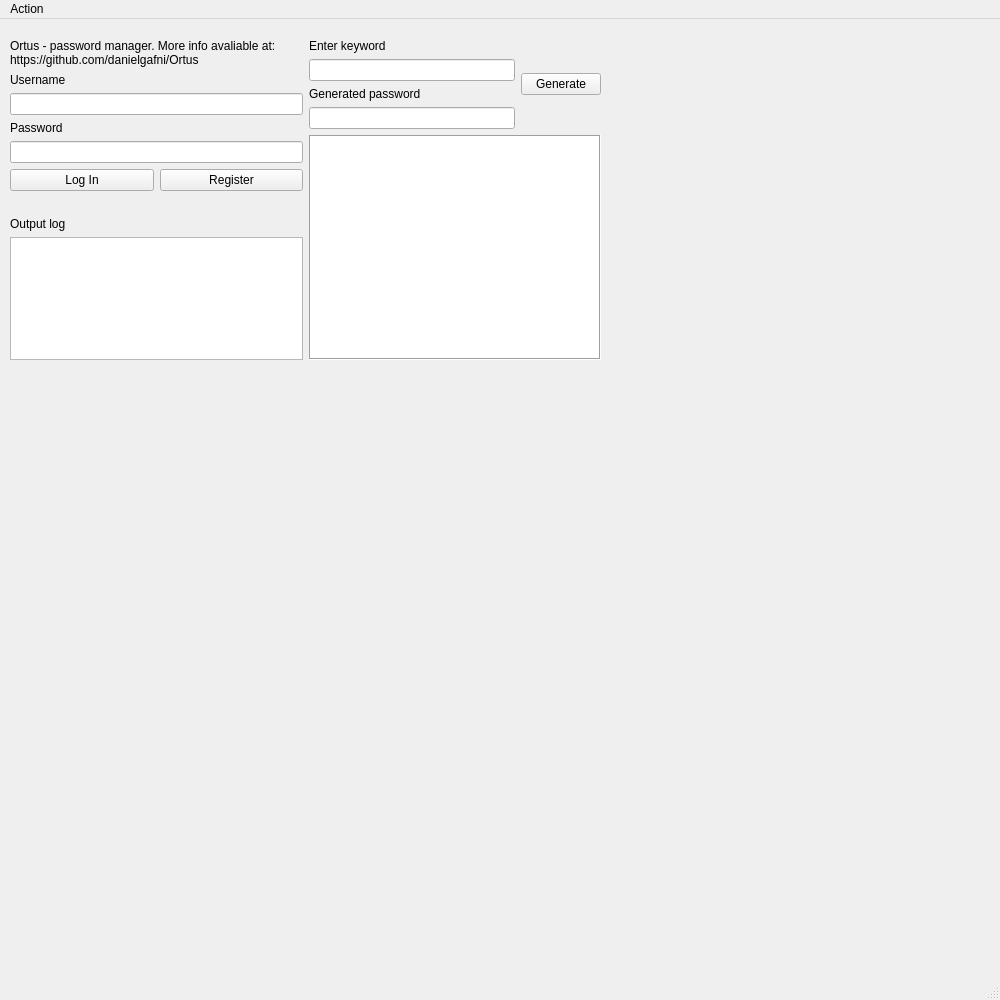
Old version of the form scripts/OrtusUi.ui in the repository danielgafni/ortus-old.
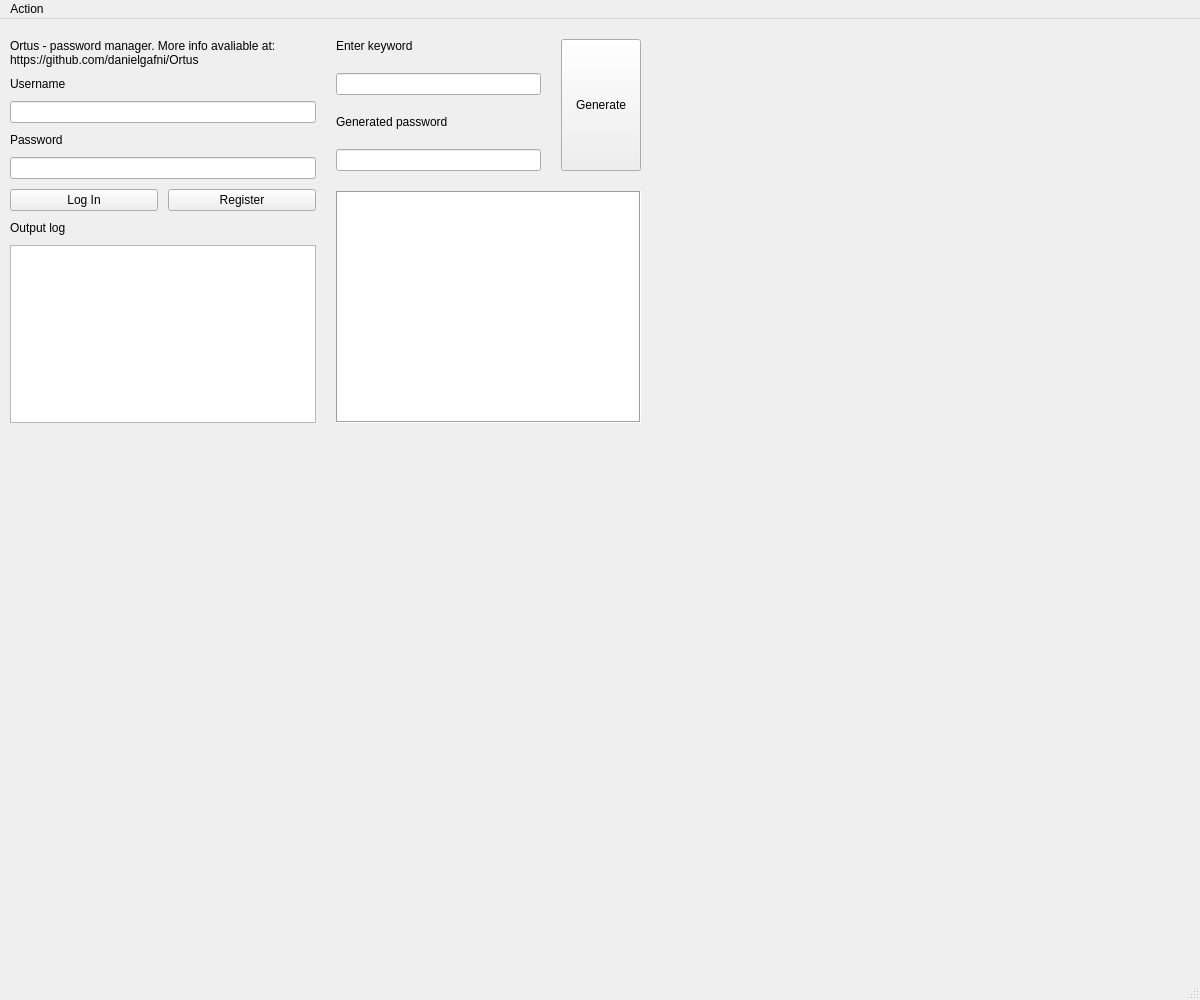
New version of the form.

Patch:
```diff
--- a/scripts/OrtusUi.ui
+++ b/scripts/OrtusUi.ui
@@ -9,12 +9,12 @@
    <rect>
     <x>0</x>
     <y>0</y>
-    <width>1000</width>
+    <width>1200</width>
     <height>1000</height>
    </rect>
   </property>
   <property name="sizePolicy">
-   <sizepolicy hsizetype="Expanding" vsizetype="Expanding">
+   <sizepolicy hsizetype="Maximum" vsizetype="Maximum">
     <horstretch>1</horstretch>
     <verstretch>1</verstretch>
    </sizepolicy>
@@ -30,7 +30,7 @@
   </property>
   <widget class="QWidget" name="centralwidget">
    <property name="sizePolicy">
-    <sizepolicy hsizetype="Expanding" vsizetype="Expanding">
+    <sizepolicy hsizetype="Maximum" vsizetype="Maximum">
      <horstretch>0</horstretch>
      <verstretch>0</verstretch>
     </sizepolicy>
@@ -46,13 +46,30 @@
      <rect>
       <x>10</x>
       <y>20</y>
-      <width>591</width>
-      <height>321</height>
+      <width>631</width>
+      <height>384</height>
      </rect>
     </property>
-    <layout class="QHBoxLayout" name="horizontalLayout_3">
+    <layout class="QHBoxLayout" name="horizontalLayout_3" stretch="0,0">
+     <property name="spacing">
+      <number>20</number>
+     </property>
+     <property name="sizeConstraint">
+      <enum>QLayout::SetMinimumSize</enum>
+     </property>
+     <property name="leftMargin">
+      <number>0</number>
+     </property>
      <item>
-      <layout class="QVBoxLayout" name="verticalLayout_3">
+      <layout class="QVBoxLayout" name="verticalLayout_2">
+       <property name="spacing">
+        <number>10</number>
+       </property>
+       <property name="sizeConstraint">
+        <enum>QLayout::SetMinimumSize</enum>
+       </property>
+       <item>
+        <layout class="QVBoxLayout" name="verticalLayout">
        <item>
         <widget class="QLabel" name="label_info">
          <property name="text">
@@ -63,8 +80,14 @@
        </item>
        <item>
         <widget class="QLabel" name="label_10">
+           <property name="sizePolicy">
+            <sizepolicy hsizetype="Expanding" vsizetype="Preferred">
+             <horstretch>0</horstretch>
+             <verstretch>0</verstretch>
+            </sizepolicy>
+           </property>
          <property name="text">
-          <string>Username</string>
+            <string>Username  </string>
          </property>
         </widget>
        </item>
@@ -73,6 +96,12 @@
        </item>
        <item>
         <widget class="QLabel" name="label_9">
+           <property name="sizePolicy">
+            <sizepolicy hsizetype="Expanding" vsizetype="Preferred">
+             <horstretch>0</horstretch>
+             <verstretch>0</verstretch>
+            </sizepolicy>
+           </property>
          <property name="text">
           <string>Password</string>
          </property>
@@ -86,7 +115,7 @@
         </widget>
        </item>
        <item>
-        <layout class="QHBoxLayout" name="horizontalLayout_8">
+          <layout class="QHBoxLayout" name="horizontalLayout">
          <item>
           <widget class="QPushButton" name="button_login">
            <property name="text">
@@ -103,19 +132,6 @@
          </item>
         </layout>
        </item>
-       <item>
-        <spacer name="horizontalSpacer">
-         <property name="orientation">
-          <enum>Qt::Horizontal</enum>
-         </property>
-         <property name="sizeHint" stdset="0">
-          <size>
-           <width>40</width>
-           <height>20</height>
-          </size>
-         </property>
-        </spacer>
-       </item>
        <item>
         <widget class="QLabel" name="label_log">
          <property name="text">
@@ -124,14 +140,16 @@
         </widget>
        </item>
        <item>
-        <widget class="QTextBrowser" name="text_log"/>
-       </item>
-      </layout>
-     </item>
-     <item>
-      <layout class="QVBoxLayout" name="verticalLayout_10">
-       <item>
-        <layout class="QHBoxLayout" name="horizontalLayout_9"/>
+          <widget class="QTextBrowser" name="text_log">
+           <property name="sizePolicy">
+            <sizepolicy hsizetype="Expanding" vsizetype="Maximum">
+             <horstretch>0</horstretch>
+             <verstretch>0</verstretch>
+            </sizepolicy>
+           </property>
+          </widget>
+         </item>
+        </layout>
        </item>
       </layout>
      </item>
@@ -143,28 +161,57 @@
           <layout class="QVBoxLayout" name="verticalLayout_14">
            <item>
             <widget class="QLabel" name="label_12">
+             <property name="sizePolicy">
+              <sizepolicy hsizetype="Expanding" vsizetype="Preferred">
+               <horstretch>0</horstretch>
+               <verstretch>0</verstretch>
+              </sizepolicy>
+             </property>
              <property name="text">
-              <string>Enter keyword</string>
+              <string>Enter keyword                        </string>
              </property>
             </widget>
            </item>
            <item>
-            <widget class="QLineEdit" name="line_keyword"/>
+            <widget class="QLineEdit" name="line_keyword">
+             <property name="sizePolicy">
+              <sizepolicy hsizetype="Expanding" vsizetype="Fixed">
+               <horstretch>0</horstretch>
+               <verstretch>0</verstretch>
+              </sizepolicy>
+             </property>
+            </widget>
            </item>
            <item>
             <widget class="QLabel" name="label_13">
+             <property name="sizePolicy">
+              <sizepolicy hsizetype="Expanding" vsizetype="Preferred">
+               <horstretch>0</horstretch>
+               <verstretch>0</verstretch>
+              </sizepolicy>
+             </property>
              <property name="text">
               <string>Generated password</string>
              </property>
             </widget>
            </item>
            <item>
-            <widget class="QLineEdit" name="line_output_password"/>
+            <widget class="QLineEdit" name="line_output_password">
+             <property name="readOnly">
+              <bool>true</bool>
+             </property>
+            </widget>
            </item>
           </layout>
          </item>
          <item>
           <widget class="QPushButton" name="button_generate_password">
+           <property name="sizePolicy">
+            <sizepolicy hsizetype="Minimum" vsizetype="Minimum">
+             <horstretch>0</horstretch>
+             <verstretch>0</verstretch>
+            </sizepolicy>
+           </property>
            <property name="text">
             <string>Generate</string>
            </property>
@@ -206,7 +253,7 @@
     <rect>
      <x>0</x>
      <y>0</y>
-     <width>1000</width>
+     <width>1200</width>
      <height>25</height>
     </rect>
    </property>
```
Lines whose indentation alone changed are shown as unchanged.
